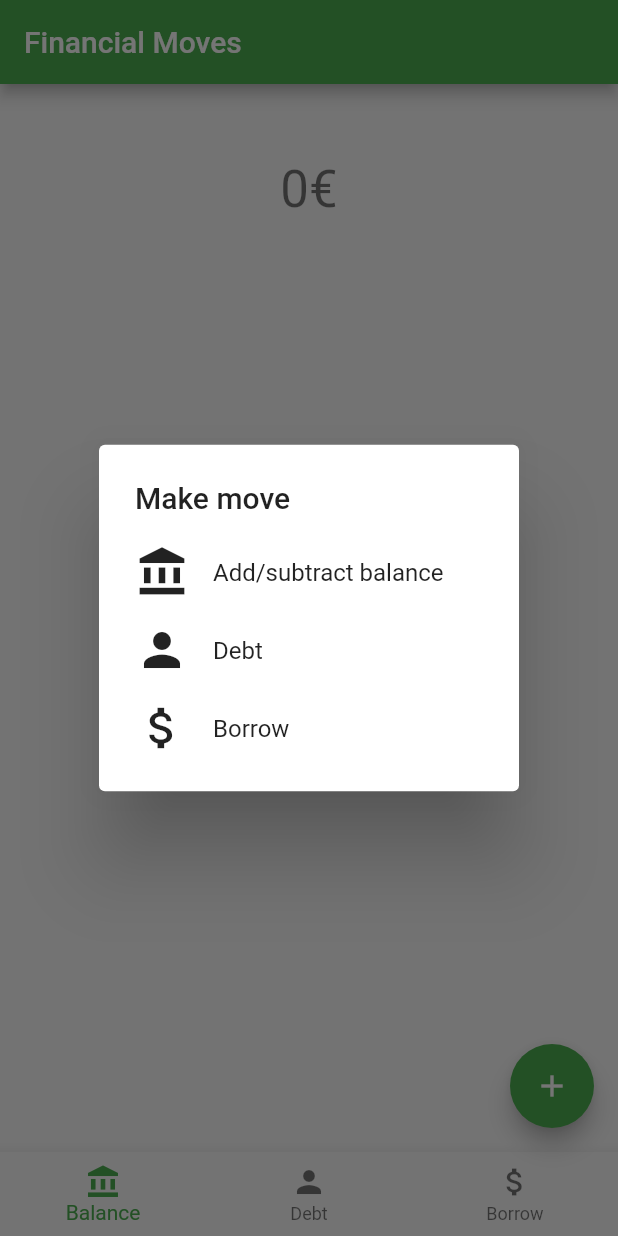
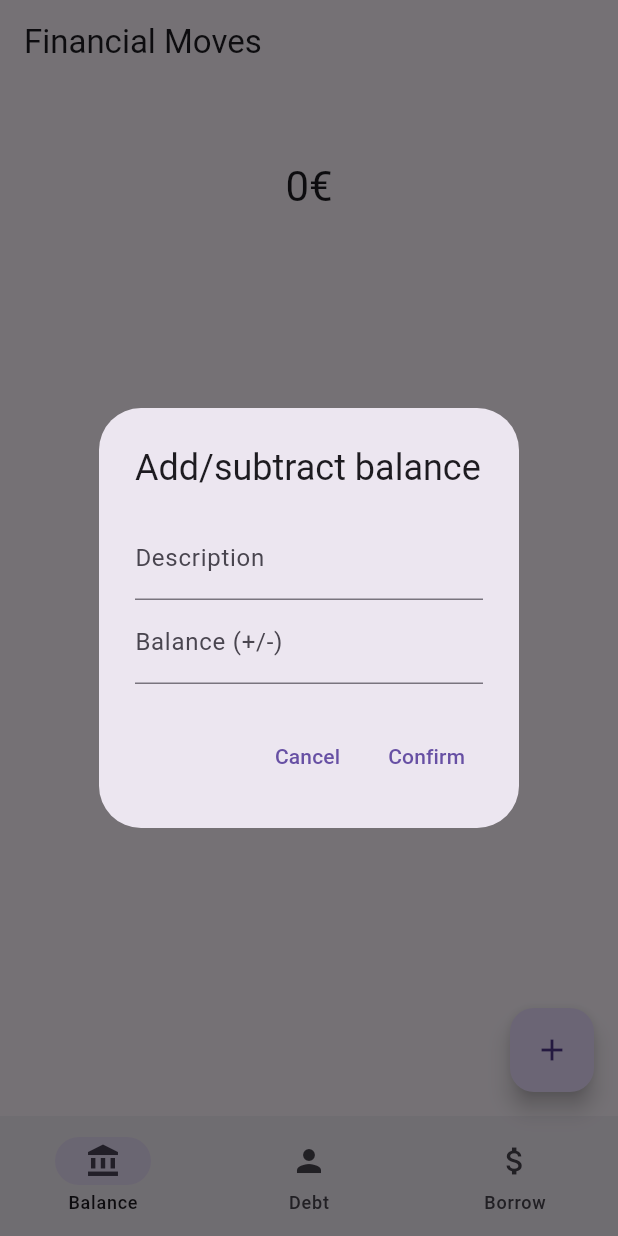
Before and after one commit to aitor-gomila/money_manager, a Flutter app: the screen it shows after launch, after a tap on the "add" icon, on a phone screen of 412 x 824 dp. Run offline on Flutter 3.47's test engine with Material 2 defaults, Android fonts, the phone set to English and light mode, and no system bars; missing offline and left inert: dart:html.

Commit message:
Clean, improve and simplify code (#1)
* Move to MD3

* Simplify and clean code, needs further work

* Add TODO note

* Remove `calculateTotalMoves` function

* Simplify dialog code / just 1 screen

* Change app name in MaterialApp to "Money manager"

* Use text buttons for debt and borrow instead of elevated buttons

* Better code organisation (folders)

* Move dialog move to data/dialogs, routes to navigation/

* Use ! to fix null error.

```diff
--- a/lib/finance.dart
+++ b/lib/data/finance.dart
@@ -1,35 +1,24 @@
 import 'package:flutter/material.dart';
 import 'package:provider/provider.dart';
+import 'package:money_manager/types/finance.dart';
 
-const String currency = '€';
-
-class Move {
-  final String descriptor;
-  final int balance;
-  const Move({required this.descriptor, required this.balance});
-}
-
-int calculateTotalFinancialMoves(List<Move> movesList) {
-  int balance = 0;
-  for (var move in movesList) {
-    balance += move.balance;
-  }
-  return balance;
-}
-
-class FinancialModel extends ChangeNotifier {
+class FinancialModel extends Model with ChangeNotifier {
   final BuildContext context;
 
   /// Internal, private state of the cart
   final List<Move> _items = [];
 
   /// An unmodifiable view of the items in the cart
+  @override
   List<Move> get items => _items;
 
   /// The current total price of all items
-  int get total => calculateTotalFinancialMoves(items);
+  int get total => items
+      .map(((e) => e.balance))
+      .fold<int>(0, (previousValue, element) => previousValue + element);
 
   /// Adds [item] to cart
+  @override
   void add(Move item) {
     _items.add(item);
     // This call tells the widgets that are listening to this model to rebuild.
@@ -43,12 +32,16 @@ class FinancialModel extends ChangeNotifier {
   }
 }
 
-class DebtModel extends ChangeNotifier {
+class DebtModel extends Model with ChangeNotifier {
   final BuildContext context;
   final List<Move> _items = [];
+  @override
   List<Move> get items => _items;
-  int get total => calculateTotalFinancialMoves(items);
+  int get total => items
+      .map(((e) => e.balance))
+      .fold<int>(0, (previousValue, element) => previousValue + element);
 
+  @override
   void add(Move item) {
     _items.add(item);
     notifyListeners();
@@ -72,12 +65,16 @@ class DebtModel extends ChangeNotifier {
   }
 }
 
-class BorrowModel extends ChangeNotifier {
+class BorrowModel extends Model with ChangeNotifier {
   final BuildContext context;
   final List<Move> _items = [];
+  @override
   List<Move> get items => _items;
-  int get total => calculateTotalFinancialMoves(items);
+  int get total => items
+      .map(((e) => e.balance))
+      .fold<int>(0, (previousValue, element) => previousValue + element);
 
+  @override
   void add(Move item) {
     // Add negative balance to balance, add to borrow; then clear out
     Provider.of<FinancialModel>(context, listen: false)
--- /dev/null
+++ b/lib/data/savedata.dart
@@ -0,0 +1,6 @@
+import 'package:money_manager/types/savedata.dart';
+
+import 'package:money_manager/data/savedata/native.dart'
+    if (dart.library.html) 'package:money_manager/savedata/web.dart';
+
+SaveData saveData = PlatformSaveData();
--- a/lib/savedata/native.dart
+++ b/lib/data/savedata/native.dart
@@ -3,7 +3,7 @@ import 'dart:async';
 import 'dart:convert';
 import 'package:path/path.dart';
 import 'package:path_provider/path_provider.dart';
-import 'package:money_manager/savedata.dart';
+import 'package:money_manager/types/savedata.dart';
 
 class PlatformSaveData extends SaveData {
   Future<String> getPathToSaveData() async {
--- a/lib/savedata/web.dart
+++ b/lib/data/savedata/web.dart
@@ -1,7 +1,7 @@
 import 'dart:convert';
 import 'dart:html';
 
-import 'package:money_manager/savedata.dart';
+import 'package:money_manager/types/savedata.dart';
 
 class PlatformSaveData extends SaveData {
   @override
--- a/lib/main.dart
+++ b/lib/main.dart
@@ -1,11 +1,9 @@
-import 'package:money_manager/routes/balance.dart';
-import 'package:money_manager/routes/borrow.dart';
-import 'package:money_manager/routes/debt.dart';
 import 'package:flutter/material.dart';
-import 'package:provider/provider.dart';
-import 'package:money_manager/dialogs.dart';
-import 'package:money_manager/finance.dart';
-import 'package:money_manager/savedata.dart';
+
+import 'package:money_manager/widgets/data/future_save_data_read.dart';
+import 'package:money_manager/widgets/data/main_state_providers.dart';
+
+import 'package:money_manager/widgets/navigation/main_home_page.dart';
 
 void main() {
   runApp(const MyApp());
@@ -17,102 +15,14 @@ class MyApp extends StatelessWidget {
   // This widget is the root of your application.
   @override
   Widget build(BuildContext context) {
-    return FutureBuilder<ConfigModel>(
-        future: saveData.read(),
-        builder: (context, snapshot) {
-          if (snapshot.hasData) {
-            return MultiProvider(
-                providers: [
-                  ChangeNotifierProvider<FinancialModel>(
-                      create: (context) => FinancialModel(
-                          context: context,
-                          initialItems: snapshot.data?.financialMoves ?? [])),
-                  ChangeNotifierProvider<DebtModel>(
-                      create: (context) => DebtModel(
-                          context: context,
-                          initialItems: snapshot.data?.debtMoves ?? [])),
-                  ChangeNotifierProvider<BorrowModel>(
-                      create: (context) => BorrowModel(
-                          context: context,
-                          initialItems: snapshot.data?.borrowMoves ?? [])),
-                ],
-                builder: (context, child) => MaterialApp(
-                      title: 'Financial Moves',
-                      theme: ThemeData(
-                        primarySwatch: Colors.green,
-                      ),
-                      home: const MyHomePage(),
-                    ));
-          } else if (snapshot.hasError) {
-            return Center(
-                child: Directionality(
-              textDirection: TextDirection.ltr,
-              child: Text(
-                snapshot.error.toString(),
-              ),
-            ));
-          }
-          return const Center(child: CircularProgressIndicator());
-        });
+    return FutureSaveDataRead(
+        builder: (configModel) => MainStateProviders(
+            configModel: configModel,
+            builder: (context, _) => MaterialApp(
+                  title: 'Money manager',
+                  theme: ThemeData(
+                      primarySwatch: Colors.green, useMaterial3: true),
+                  home: const MyHomePage(),
+                )));
   }
 }
-
-class MyHomePage extends StatefulWidget {
-  const MyHomePage({super.key});
-
-  @override
-  State<MyHomePage> createState() => _MyHomePageState();
-}
-
-class _MyHomePageState extends State<MyHomePage> {
-  int selectedIndex = 0;
-  void _onTap(int index) {
-    setState(() {
-      selectedIndex = index;
-    });
-  }
-
-  @override
-  Widget build(BuildContext context) {
-    FinancialModel financialModel =
-        Provider.of<FinancialModel>(context, listen: false);
-    DebtModel debtModel = Provider.of<DebtModel>(context, listen: false);
-    BorrowModel borrowModel = Provider.of<BorrowModel>(context, listen: false);
-
-    saveData.write(ConfigModel(
-        financialMoves: financialModel.items,
-        debtMoves: debtModel.items,
-        borrowMoves: borrowModel.items));
-
-    List<Widget> widgetOptions = [
-      const BalanceRoute(),
-      const DebtRoute(),
-      const BorrowRoute()
-    ];
-    return Scaffold(
-      appBar: AppBar(
-        title: const Text("Financial Moves"),
-      ),
-      // Floating action button that pops a dialog with many actions (add balance, substract balance, etc.)
-      floatingActionButton: FloatingActionButton(
-        onPressed: () {
-          showMoveDialog(context);
-        },
-        tooltip: 'Make a change',
-        child: const Icon(Icons.add),
-      ),
-      body: widgetOptions.elementAt(selectedIndex),
-      bottomNavigationBar: BottomNavigationBar(
-        items: const [
-          BottomNavigationBarItem(
-              icon: Icon(Icons.account_balance), label: "Balance"),
-          BottomNavigationBarItem(icon: Icon(Icons.person), label: "Debt"),
-          BottomNavigationBarItem(
-              icon: Icon(Icons.attach_money), label: "Borrow")
-        ],
-        currentIndex: selectedIndex,
-        onTap: _onTap,
-      ),
-    );
-  }
-}
--- /dev/null
+++ b/lib/types/finance.dart
@@ -0,0 +1,13 @@
+// TODO: use local currency instead and configuration to change the currency.
+const String currency = '€';
+
+class Move {
+  final String descriptor;
+  final int balance;
+  const Move({required this.descriptor, required this.balance});
+}
+
+abstract class Model {
+  late List<Move> items;
+  void add(Move item);
+}
--- a/lib/savedata.dart
+++ b/lib/types/savedata.dart
@@ -1,7 +1,5 @@
 import 'dart:convert';
-import 'package:money_manager/finance.dart';
-import 'package:money_manager/savedata/native.dart'
-    if (dart.library.html) 'package:money_manager/savedata/web.dart';
+import 'package:money_manager/types/finance.dart';
 
 abstract class SaveData {
   static Obj defaultSaveData =
@@ -44,5 +42,3 @@ class ConfigModel {
       required this.debtMoves,
       required this.borrowMoves});
 }
-
-SaveData saveData = PlatformSaveData();
--- a/lib/dialogs.dart
+++ b/lib/widgets/data/dialog/dialog_move.dart
@@ -1,6 +1,6 @@
 import 'package:flutter/material.dart';
-import 'package:money_manager/finance.dart';
-import 'package:provider/provider.dart';
+
+// TODO: not sure about this
 
 typedef OnDoneFunction = void Function(
     {required String descriptor, required int balance});
@@ -82,55 +82,9 @@ class MoveDialog extends StatelessWidget {
   }
 }
 
-void showPromptMoveDialog(BuildContext context,
+void showMoveDialog(BuildContext context,
     {required String title, required OnDoneFunction onDone}) {
   showDialog<void>(
       context: context,
       builder: (context) => MoveDialog(title: title, onDone: onDone));
 }
-
-void showMoveDialog(BuildContext context) {
-  showDialog<void>(
-      context: context,
-      useSafeArea: false,
-      builder: (BuildContext context) {
-        return Consumer3<FinancialModel, DebtModel, BorrowModel>(
-            builder: (context, financialCart, debtCart, borrowCart, child) {
-          return SimpleDialog(title: const Text("Make move"), children: [
-            DialogItem(
-                icon: Icons.account_balance,
-                text: "Add/subtract balance",
-                onPressed: () {
-                  Navigator.pop(context);
-                  showPromptMoveDialog(context,
-                      title: "Add/subtract",
-                      onDone: (({required balance, required descriptor}) =>
-                          financialCart.add(
-                              Move(balance: balance, descriptor: descriptor))));
-                }),
-            DialogItem(
-                icon: Icons.person,
-                text: "Debt",
-                onPressed: () {
-                  Navigator.pop(context);
-                  showPromptMoveDialog(context,
-                      title: "Debt",
-                      onDone: (({required balance, required descriptor}) =>
-                          debtCart.add(
-                              Move(balance: balance, descriptor: descriptor))));
-                }),
-            DialogItem(
-                icon: Icons.attach_money,
-                text: "Borrow",
-                onPressed: () {
-                  Navigator.pop(context);
-                  showPromptMoveDialog(context,
-                      title: "Borrow",
-                      onDone: (({required balance, required descriptor}) =>
-                          borrowCart.add(
-                              Move(balance: balance, descriptor: descriptor))));
-                }),
-          ]);
-        });
-      });
-}
--- /dev/null
+++ b/lib/widgets/data/future_save_data_read.dart
@@ -0,0 +1,27 @@
+import 'package:flutter/material.dart';
+
+import 'package:money_manager/types/savedata.dart';
+import 'package:money_manager/data/savedata.dart';
+
+class FutureSaveDataRead extends StatelessWidget {
+  FutureSaveDataRead({super.key, required this.builder});
+
+  Widget Function(ConfigModel) builder;
+
+  @override
+  Widget build(BuildContext context) {
+    return FutureBuilder<ConfigModel>(
+        future: saveData.read(),
+        builder: (context, snapshot) {
+          if (snapshot.hasData) {
+            return builder(snapshot.data!);
+          }
+          if (snapshot.hasError) {
+            return Center(
+              child: Text(snapshot.error.toString()),
+            );
+          }
+          return const Center(child: CircularProgressIndicator());
+        });
+  }
+}
--- /dev/null
+++ b/lib/widgets/data/main_state_providers.dart
@@ -0,0 +1,28 @@
+import 'package:flutter/material.dart';
+import 'package:money_manager/types/savedata.dart';
+import 'package:provider/provider.dart';
+
+import 'package:money_manager/data/finance.dart';
+
+class MainStateProviders extends StatelessWidget {
+  const MainStateProviders(
+      {super.key, required this.builder, required this.configModel});
+
+  final ConfigModel configModel;
+  final Widget Function(BuildContext, Widget?) builder;
+
+  @override
+  Widget build(BuildContext context) {
+    return MultiProvider(providers: [
+      ChangeNotifierProvider<FinancialModel>(
+          create: (context) => FinancialModel(
+              context: context, initialItems: configModel.financialMoves)),
+      ChangeNotifierProvider<DebtModel>(
+          create: (context) =>
+              DebtModel(context: context, initialItems: configModel.debtMoves)),
+      ChangeNotifierProvider<BorrowModel>(
+          create: (context) => BorrowModel(
+              context: context, initialItems: configModel.borrowMoves)),
+    ], builder: builder);
+  }
+}
--- /dev/null
+++ b/lib/widgets/navigation/main_home_page.dart
@@ -0,0 +1,71 @@
+import 'package:money_manager/widgets/data/dialog/dialog_move.dart';
+import 'package:provider/provider.dart';
+import 'package:flutter/material.dart';
+
+import 'package:money_manager/widgets/navigation/routes/balance.dart';
+import 'package:money_manager/widgets/navigation/routes/borrow.dart';
+import 'package:money_manager/widgets/navigation/routes/debt.dart';
+
+import 'package:money_manager/types/finance.dart';
+
+import 'package:money_manager/widgets/navigation/main_navigation_bar.dart';
+
+import 'package:money_manager/data/finance.dart';
+
+class MyHomePage extends StatefulWidget {
+  const MyHomePage({super.key});
+
+  @override
+  State<MyHomePage> createState() => _MyHomePageState();
+}
+
+class _MyHomePageState extends State<MyHomePage> {
+  int selectedIndex = 0;
+
+  @override
+  Widget build(BuildContext context) {
+    List<Widget> widgetOptions = [
+      const BalanceRoute(),
+      const DebtRoute(),
+      const BorrowRoute()
+    ];
+    List<String> dialogTitleOptions = [
+      "Add/subtract balance",
+      "Debt",
+      "Borrow"
+    ];
+    List<Model> stateOptions = [
+      Provider.of<FinancialModel>(context, listen: false),
+      Provider.of<DebtModel>(context, listen: false),
+      Provider.of<BorrowModel>(context, listen: false),
+    ];
+
+    return Scaffold(
+        appBar: AppBar(
+          title: const Text("Financial Moves"),
+        ),
+        // Floating action button that pops a dialog with many actions (add balance, substract balance, etc.)
+        floatingActionButton: FloatingActionButton(
+          onPressed: () {
+            var provider = stateOptions.elementAt(selectedIndex);
+            showMoveDialog(context,
+                title: dialogTitleOptions.elementAt(selectedIndex),
+                onDone: ({required balance, required descriptor}) {
+              Move item = Move(balance: balance, descriptor: descriptor);
+              provider.add(item);
+            });
+          },
+          tooltip: 'Make a change',
+          child: const Icon(Icons.add),
+        ),
+        body: widgetOptions.elementAt(selectedIndex),
+        bottomNavigationBar: MainNavigationBar(
+          selectedIndex: selectedIndex,
+          onDestinationSelected: (index) {
+            setState(() {
+              selectedIndex = index;
+            });
+          },
+        ));
+  }
+}
--- /dev/null
+++ b/lib/widgets/navigation/main_navigation_bar.dart
@@ -0,0 +1,25 @@
+import 'package:flutter/material.dart';
+
+class MainNavigationBar extends StatelessWidget {
+  const MainNavigationBar(
+      {super.key,
+      required this.selectedIndex,
+      required this.onDestinationSelected});
+
+  final int selectedIndex;
+  final Function(int) onDestinationSelected;
+
+  @override
+  Widget build(BuildContext context) {
+    return NavigationBar(
+      destinations: const [
+        NavigationDestination(
+            icon: Icon(Icons.account_balance), label: "Balance"),
+        NavigationDestination(icon: Icon(Icons.person), label: "Debt"),
+        NavigationDestination(icon: Icon(Icons.attach_money), label: "Borrow")
+      ],
+      selectedIndex: selectedIndex,
+      onDestinationSelected: onDestinationSelected,
+    );
+  }
+}
--- a/lib/routes/balance.dart
+++ b/lib/widgets/navigation/routes/balance.dart
@@ -1,6 +1,8 @@
 import 'package:flutter/material.dart';
 import 'package:provider/provider.dart';
-import 'package:money_manager/finance.dart';
+
+import 'package:money_manager/types/finance.dart';
+import 'package:money_manager/data/finance.dart';
 
 class BalanceRoute extends StatefulWidget {
   const BalanceRoute({super.key});
--- a/lib/routes/borrow.dart
+++ b/lib/widgets/navigation/routes/borrow.dart
@@ -1,6 +1,8 @@
 import 'package:flutter/material.dart';
 import 'package:provider/provider.dart';
-import 'package:money_manager/finance.dart';
+
+import 'package:money_manager/types/finance.dart';
+import 'package:money_manager/data/finance.dart';
 
 class BorrowRoute extends StatefulWidget {
   const BorrowRoute({super.key});
@@ -32,12 +34,12 @@ class BorrowMoveWidget extends StatelessWidget {
         Text('$descriptor · ${balance > 0 ? '+' : ''}$balance$currency'),
         Row(
           children: [
-            ElevatedButton(
+            TextButton(
               child: const Text("Unpaid"),
               onPressed: () => onUnpaid(),
             ),
             Container(width: 5, color: Colors.transparent),
-            ElevatedButton(
+            TextButton(
                 child: const Text("Clear debt"), onPressed: () => onClear()),
           ],
         )
--- a/lib/routes/debt.dart
+++ b/lib/widgets/navigation/routes/debt.dart
@@ -1,6 +1,8 @@
 import 'package:flutter/material.dart';
 import 'package:provider/provider.dart';
-import 'package:money_manager/finance.dart';
+
+import 'package:money_manager/types/finance.dart';
+import 'package:money_manager/data/finance.dart';
 
 class DebtRoute extends StatefulWidget {
   const DebtRoute({super.key});
@@ -32,12 +34,12 @@ class DebtMoveWidget extends StatelessWidget {
         Text('$descriptor · ${balance > 0 ? '+' : ''}$balance$currency'),
         Row(
           children: [
-            ElevatedButton(
+            TextButton(
               child: const Text("Unpaid"),
               onPressed: () => onUnpaid(),
             ),
             Container(width: 5, color: Colors.transparent),
-            ElevatedButton(
+            TextButton(
                 child: const Text("Clear debt"), onPressed: () => onClear()),
           ],
         )
```
